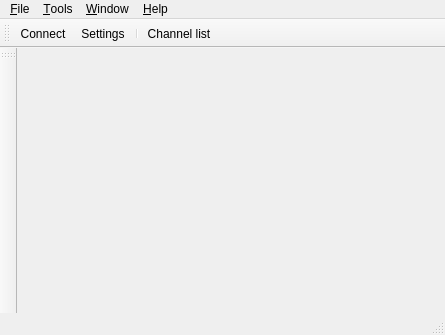
Qt form src/ui/mainwindow.ui (nilsding/IrrerrC) before a commit.
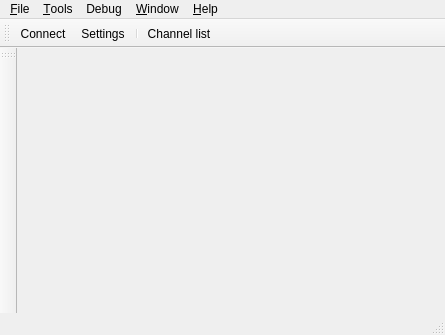
The same form after that commit. Icons and pictures are not drawn.

Commit message: added "Debug" menu

```diff
--- a/src/ui/mainwindow.ui
+++ b/src/ui/mainwindow.ui
@@ -63,8 +63,17 @@
     </property>
     <addaction name="qaScripts"/>
    </widget>
+   <widget class="QMenu" name="qmDebug">
+    <property name="title">
+     <string>Debug</string>
+    </property>
+    <addaction name="qaLoadScripts"/>
+    <addaction name="qaReloadScripts"/>
+    <addaction name="qaUnloadScripts"/>
+   </widget>
    <addaction name="qmFile"/>
    <addaction name="qmTools"/>
+   <addaction name="qmDebug"/>
    <addaction name="qmWindow"/>
    <addaction name="qmHelp"/>
   </widget>
```
Left out of the diff: 27 changed lines with no effect on the pictures. The commit also changes 2 other files.
